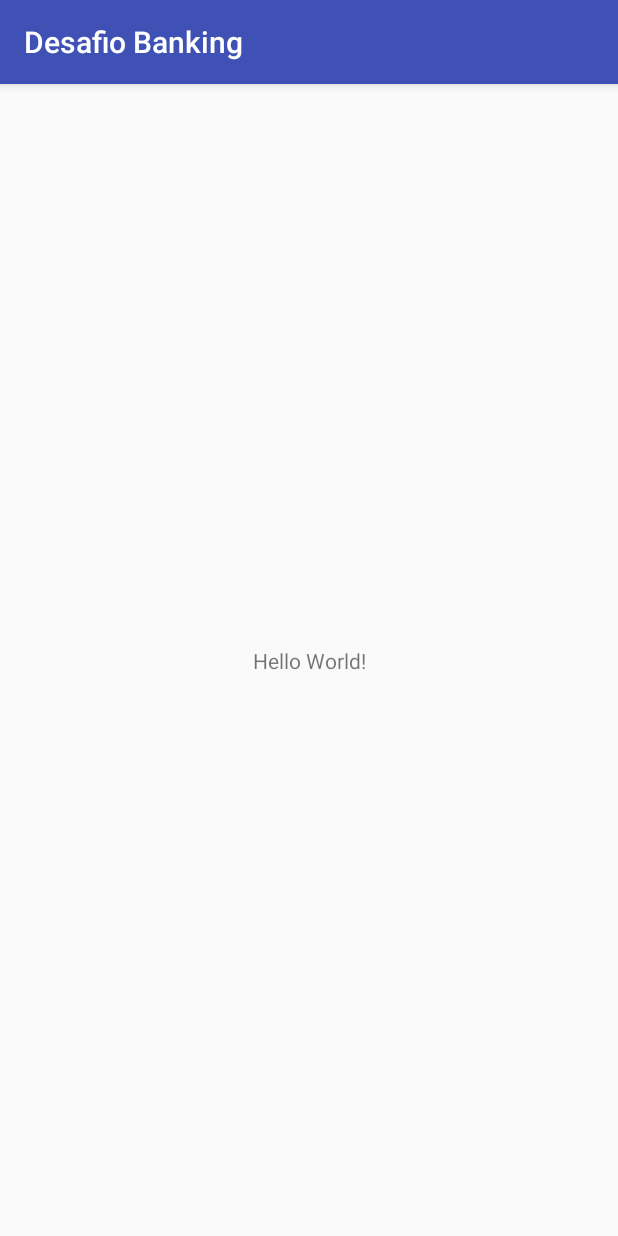
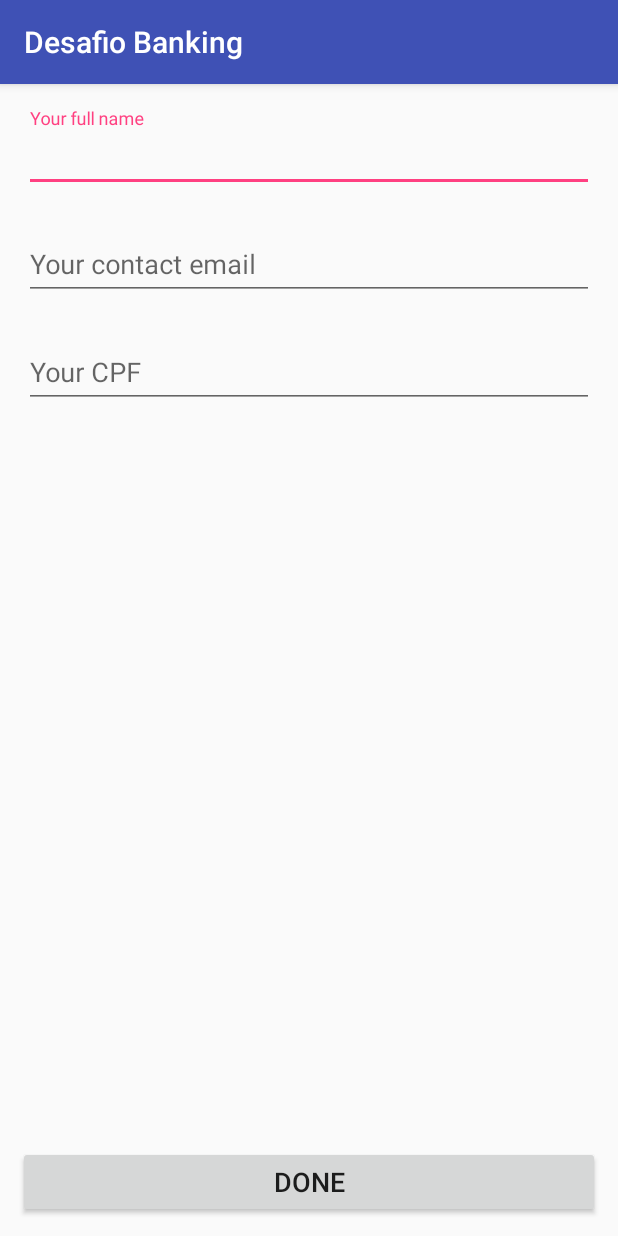
Before and after one commit to VictorGTdaCruz/DesafioBanking, an Android app: the screen it shows after launch (UserValidateInformationActivity), on a phone screen of 412 x 824 dp. Run offline under Robolectric (Android 15) with nearby library versions, the phone set to English and light mode, and no system bars.

Commit message:
:lipstick: Add main screen layout

```diff
--- a/app/src/main/res/layout/activity_user_validate_information.xml
+++ b/app/src/main/res/layout/activity_user_validate_information.xml
@@ -1,18 +1,63 @@
 <?xml version="1.0" encoding="utf-8"?>
-<android.support.constraint.ConstraintLayout xmlns:android="http://schemas.android.com/apk/res/android"
-    xmlns:app="http://schemas.android.com/apk/res-auto"
+<RelativeLayout xmlns:android="http://schemas.android.com/apk/res/android"
     xmlns:tools="http://schemas.android.com/tools"
+    tools:context=".UserValidateInformationActivity"
     android:layout_width="match_parent"
-    android:layout_height="match_parent"
-    tools:context=".UserValidateInformationActivity">
+    android:layout_height="match_parent">
 
-    <TextView
-        android:layout_width="wrap_content"
+    <LinearLayout
+        android:layout_width="match_parent"
         android:layout_height="wrap_content"
-        android:text="Hello World!"
-        app:layout_constraintBottom_toBottomOf="parent"
-        app:layout_constraintLeft_toLeftOf="parent"
-        app:layout_constraintRight_toRightOf="parent"
-        app:layout_constraintTop_toTopOf="parent" />
+        android:orientation="vertical"
+        style="@style/LayoutContent">
 
-</android.support.constraint.ConstraintLayout>
+        <android.support.design.widget.TextInputLayout
+            android:layout_width="match_parent"
+            android:layout_height="wrap_content"
+            style="@style/InputText"
+            android:hint="@string/user_name_hint">
+
+            <android.support.design.widget.TextInputEditText
+                android:id="@+id/edit_name"
+                android:layout_width="match_parent"
+                android:layout_height="wrap_content" />
+
+        </android.support.design.widget.TextInputLayout>
+
+
+        <android.support.design.widget.TextInputLayout
+            android:layout_width="match_parent"
+            android:layout_height="wrap_content"
+            style="@style/InputText"
+            android:hint="@string/user_email_hint">
+
+            <android.support.design.widget.TextInputEditText
+                android:id="@+id/edit_email"
+                android:layout_width="match_parent"
+                android:layout_height="wrap_content" />
+
+        </android.support.design.widget.TextInputLayout>
+
+
+        <android.support.design.widget.TextInputLayout
+            android:layout_width="match_parent"
+            android:layout_height="wrap_content"
+            style="@style/InputText"
+            android:hint="@string/user_cpf_hint">
+
+            <android.support.design.widget.TextInputEditText
+                android:id="@+id/edit_cpf"
+                android:layout_width="match_parent"
+                android:layout_height="wrap_content" />
+
+        </android.support.design.widget.TextInputLayout>
+
+    </LinearLayout>
+
+
+    <Button
+        android:layout_width="match_parent"
+        android:layout_height="wrap_content"
+        style="@style/ButtonConfirm"/>
+
+</RelativeLayout>
--- /dev/null
+++ b/app/src/main/res/values/dimens.xml
@@ -0,0 +1,15 @@
+<?xml version="1.0" encoding="utf-8"?>
+<resources>
+
+    <dimen name="margin_xsmall">8dp</dimen>
+    <dimen name="margin_small">12dp</dimen>
+    <dimen name="margin_medium">16dp</dimen>
+    <dimen name="margin_large">20dp</dimen>
+    <dimen name="margin_xlarge">24dp</dimen>
+
+    <dimen name="text_small">12sp</dimen>
+    <dimen name="text_large">16sp</dimen>
+    <dimen name="text_xlarge">18sp</dimen>
+    <dimen name="text_xxlarge">20sp</dimen>
+
+</resources>
--- a/app/src/main/res/values/strings.xml
+++ b/app/src/main/res/values/strings.xml
@@ -1,3 +1,10 @@
 <resources>
     <string name="app_name">Desafio Banking</string>
+
+    <string name="user_name_hint">Your full name</string>
+    <string name="user_email_hint">Your contact email</string>
+    <string name="user_cpf_hint">Your CPF</string>
+
+    <string name="button_confirm">DONE</string>
+
 </resources>
--- a/app/src/main/res/values/styles.xml
+++ b/app/src/main/res/values/styles.xml
@@ -8,4 +8,20 @@
         <item name="colorAccent">@color/colorAccent</item>
     </style>
 
+    <style name="LayoutContent">
+        <item name="android:layout_margin">@dimen/margin_medium</item>
+    </style>
+
+    <style name="InputText" parent="Widget.Design.TextInputLayout">
+        <item name="android:layout_marginBottom">@dimen/margin_medium</item>
+    </style>
+
+    <style name="ButtonConfirm">
+        <item name="android:layout_alignParentBottom">true</item>
+        <item name="android:layout_margin">@dimen/margin_small</item>
+        <item name="android:colorBackground">@color/colorPrimaryDark</item>
+        <item name="android:text">@string/button_confirm</item>
+        <item name="android:textSize">@dimen/text_xlarge</item>
+    </style>
+
 </resources>
```
Also changed, not shown: 1 other file.
